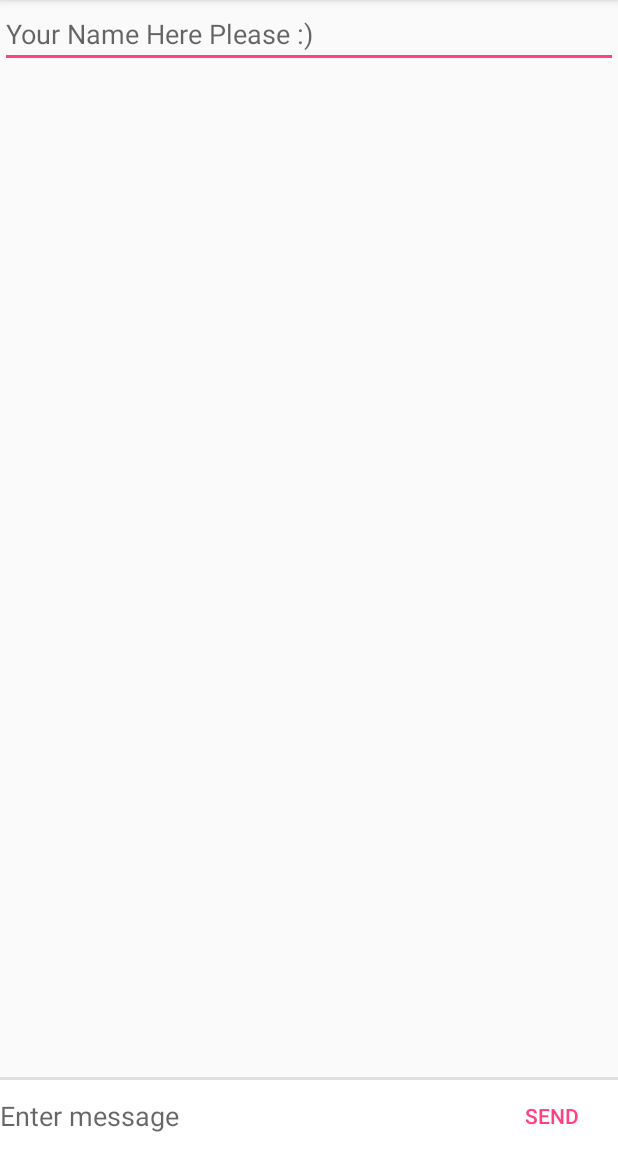
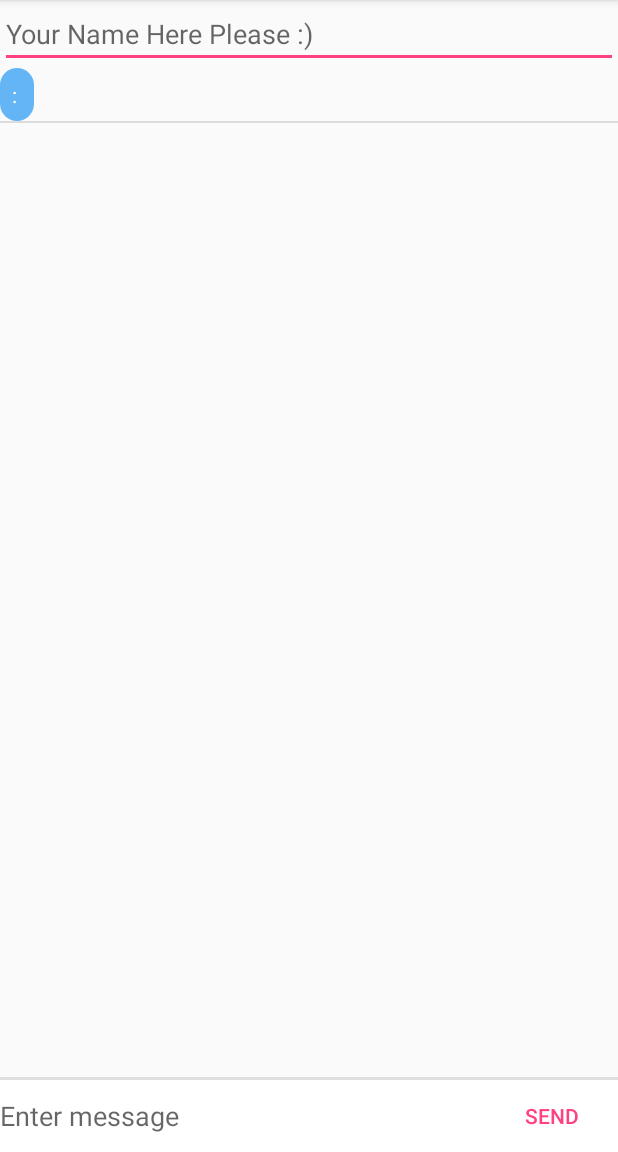
Before and after one commit to DefaultInc/dotw, an Android app: the ChatActivity screen opened directly, with no data from a screen before it, after a tap on "SEND", on a phone screen of 412 x 824 dp, the part 84-1236 px from its top. Run offline under Robolectric (Android 15) with nearby library versions, the phone set to English and light mode, and no system bars; libraries missing offline, so code that uses them is left out: fi.iki.elonen; 1 statement that could not run was skipped.

```diff
--- a/app/src/main/java/com/example/amze/myapplication/ChatActivity.java
+++ b/app/src/main/java/com/example/amze/myapplication/ChatActivity.java
@@ -61,18 +61,22 @@ public class ChatActivity extends AppCompatActivity {
             public void onClick(View view) {
 
                 if(hostIp == null ) {
+                    System.out.println(MyServer.users.size());
+//                    HttpClient.send(MyServer.users., msg.getText().toString(), "send", userName.getText().toString() );
                     HttpClient.broadcast(MyServer.users, msg.getText().toString(), userName.getText().toString() );
                 } else {
                     System.out.println(hostIp);
                     System.out.println(msg.getText().toString());
                     System.out.println(userName.getText().toString());
 
-                    HttpClient.send(hostIp, msg.getText().toString(), "send", userName.getText().toString() );
-                    messages.add(userName.getText().toString() + ": " + msg.getText().toString());
-                    ArrayAdapter<String> itemsAdapter = new ArrayAdapter<String>(getApplicationContext(), R.layout.item_message_sender, R.id.text_sender_body, messages);
-                    listView.setAdapter(itemsAdapter);
-                    listView.smoothScrollToPosition(itemsAdapter.getCount() -1);
+                    HttpClient.send(hostIp, msg.getText().toString(), "send", userName.getText().toString(), myIp);
+
                 }
+                msg.setText("");
+                messages.add(userName.getText().toString() + ": " + msg.getText().toString());
+                ArrayAdapter<String> itemsAdapter = new ArrayAdapter<String>(getApplicationContext(), R.layout.item_message_sender, R.id.text_sender_body, messages);
+                listView.setAdapter(itemsAdapter);
+                listView.smoothScrollToPosition(itemsAdapter.getCount() -1);
 
             }
         });
@@ -102,10 +106,10 @@ public class ChatActivity extends AppCompatActivity {
         });
 
 
-
-        if(intent.getStringExtra("ssid") != null ) {
+        String pass = intent.getStringExtra("pass");
+        if(intent.getStringExtra("ssid") != null && pass != null) {
             this.ssid = intent.getStringExtra("ssid").toString();
-            WifiProvider.connectToWifi(ssid, "smartpoint", wifiManager);
+            WifiProvider.connectToWifi(ssid, pass, wifiManager);
             BroadcastReceiver receiver = new BroadcastReceiver() {
                 public void onReceive(Context context, Intent intent) {
                     myIp = Formatter.formatIpAddress(wifiManager.getConnectionInfo().getIpAddress());
@@ -123,7 +127,7 @@ public class ChatActivity extends AppCompatActivity {
                         Log.d("MyIP", myIp);
                         userName.setText(myIp);
 
-                        HttpClient.register( hostIp, myIp);
+//                        HttpClient.register( hostIp, myIp);
                         send.setEnabled(true);
                     }
 
--- a/app/src/main/java/com/example/amze/myapplication/MainActivity.java
+++ b/app/src/main/java/com/example/amze/myapplication/MainActivity.java
@@ -72,6 +72,7 @@ public class MainActivity extends AppCompatActivity {
             intent.putExtra("action", "shareWifi");
             intent.addFlags(Intent.FLAG_ACTIVITY_NEW_TASK);
             startActivity(intent);
+
 //          WifiProvider.connectToWifi("smartpoint","smartpoint", wifiManager);
             }
 
@@ -114,10 +115,11 @@ public class MainActivity extends AppCompatActivity {
                             .findViewById(R.id.editTextDialogUserInput);
                     alertDialogBuilder.setCancelable(false);
                     alertDialogBuilder.setTitle("Please Write Password For Wifi");
-                    alertDialogBuilder.setPositiveButton("Delete", new DialogInterface.OnClickListener() {
+                    alertDialogBuilder.setPositiveButton("Connect", new DialogInterface.OnClickListener() {
                         @Override
                         public void onClick(DialogInterface dialog, int id) {
                             //Action for "Delete".
+                            intent.putExtra("pass", userInput.getText().toString());
                             listView.getContext().startActivity(intent);
                         }
                     })
--- a/app/src/main/java/com/example/amze/myapplication/tools/MyServer.java
+++ b/app/src/main/java/com/example/amze/myapplication/tools/MyServer.java
@@ -4,7 +4,9 @@ import android.util.Log;
 
 import java.io.IOException;
 import java.util.ArrayList;
+import java.util.LinkedHashSet;
 import java.util.List;
+import java.util.Set;
 
 import fi.iki.elonen.NanoHTTPD;
 
@@ -15,7 +17,7 @@ import fi.iki.elonen.NanoHTTPD;
 public class MyServer extends NanoHTTPD {
     private final static int PORT = 8080;
     private static MyServer instance = null;
-    public static List<String> users = new ArrayList<String>();
+    public static Set<String> users = new LinkedHashSet<String>();
     public static Initiater initiater = null;
 
 
@@ -54,10 +56,12 @@ public class MyServer extends NanoHTTPD {
             } else if(action.equals("send")) {
                 String msg = session.getParms().get("msg");
                 String userName = session.getParms().get("userName");
+                String ip = session.getParms().get("userName");
 
                 if(msg != null) {
                     HttpClient.broadcast(users, msg, userName);
                     initiater.sayHello(userName, msg);
+                    users.add(ip);
                 }
             } else if(action.equals("bcast")) {
 
```
Also changed, not shown: app/src/main/java/com/example/amze/myapplication/tools/HttpClient.java (+18 -17 lines).
